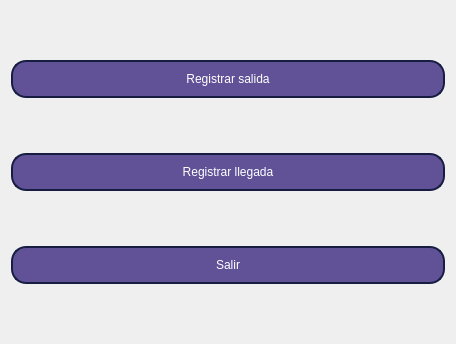
Above: ui/VentanaControlAsistencia.ui from kevin-luna/AsistenciaEmpleados before the change. Below: the same form after it.
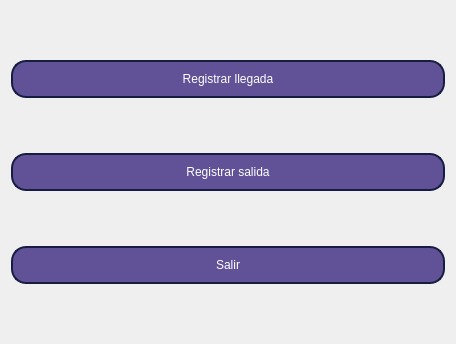
That is the form after the change.

Commit message: Se corrigó un bug en VentanaControlAsistencia y se cambió el orden de los botones.

The edit to the form file:
```diff
--- a/ui/VentanaControlAsistencia.ui
+++ b/ui/VentanaControlAsistencia.ui
@@ -15,7 +15,7 @@
   </property>
   <layout class="QVBoxLayout" name="verticalLayout">
    <item>
-    <widget class="QPushButton" name="botonRegistrarSalida">
+    <widget class="QPushButton" name="botonRegistrarLlegada">
      <property name="styleSheet">
       <string notr="true">QPushButton {
     border-radius: 15px; /* Redondea los bordes del botón */
@@ -36,12 +36,12 @@
 }</string>
      </property>
      <property name="text">
-      <string>Registrar salida</string>
+      <string>Registrar llegada</string>
      </property>
     </widget>
    </item>
    <item>
-    <widget class="QPushButton" name="botonRegistrarLlegada">
+    <widget class="QPushButton" name="botonRegistrarSalida">
      <property name="styleSheet">
       <string notr="true">QPushButton {
     border-radius: 15px; /* Redondea los bordes del botón */
@@ -62,7 +62,7 @@
 }</string>
      </property>
      <property name="text">
-      <string>Registrar llegada</string>
+      <string>Registrar salida</string>
      </property>
     </widget>
    </item>
```
The commit also changes 2 other files.
